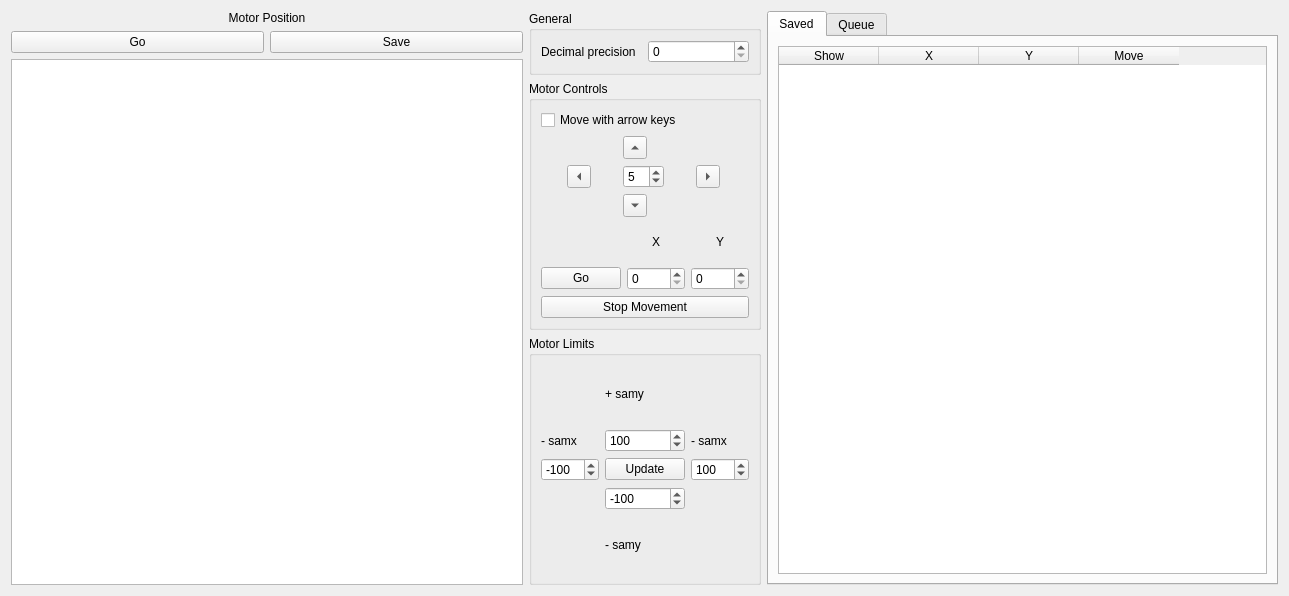
Old version of the form bec_widgets/examples/motor_movement/motor_controller.ui in the repository bec-project/bec_widgets.
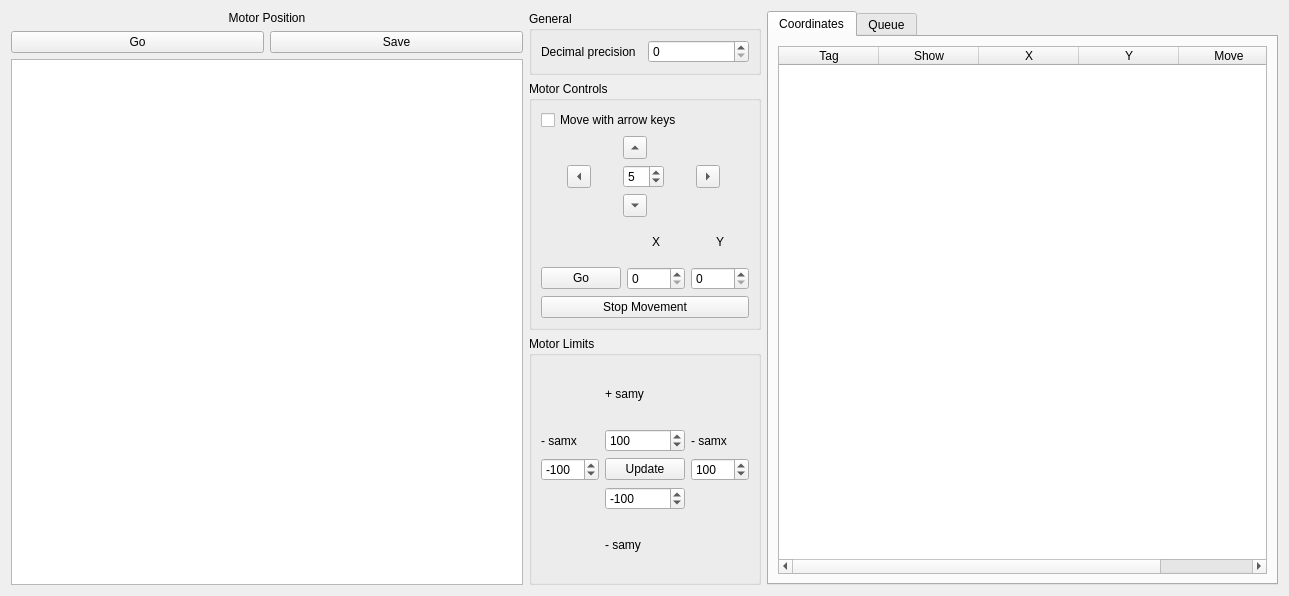
New version of the form. Custom widgets are drawn as their Qt base class.

Commit message: feat: table with coordinates getting initial coordinates of motor

Diff of the .ui file:
```diff
--- a/bec_widgets/examples/motor_movement/motor_controller.ui
+++ b/bec_widgets/examples/motor_movement/motor_controller.ui
@@ -293,11 +293,16 @@
      </property>
      <widget class="QWidget" name="tab">
       <attribute name="title">
-       <string>Saved</string>
+       <string>Coordinates</string>
       </attribute>
       <layout class="QVBoxLayout" name="verticalLayout_3">
        <item>
-        <widget class="QTableWidget" name="tableWidget">
+        <widget class="QTableWidget" name="tableWidget_coordinates">
+         <column>
+          <property name="text">
+           <string>Tag</string>
+          </property>
+         </column>
          <column>
           <property name="text">
            <string>Show</string>
```
The commit also changes 1 other file.
